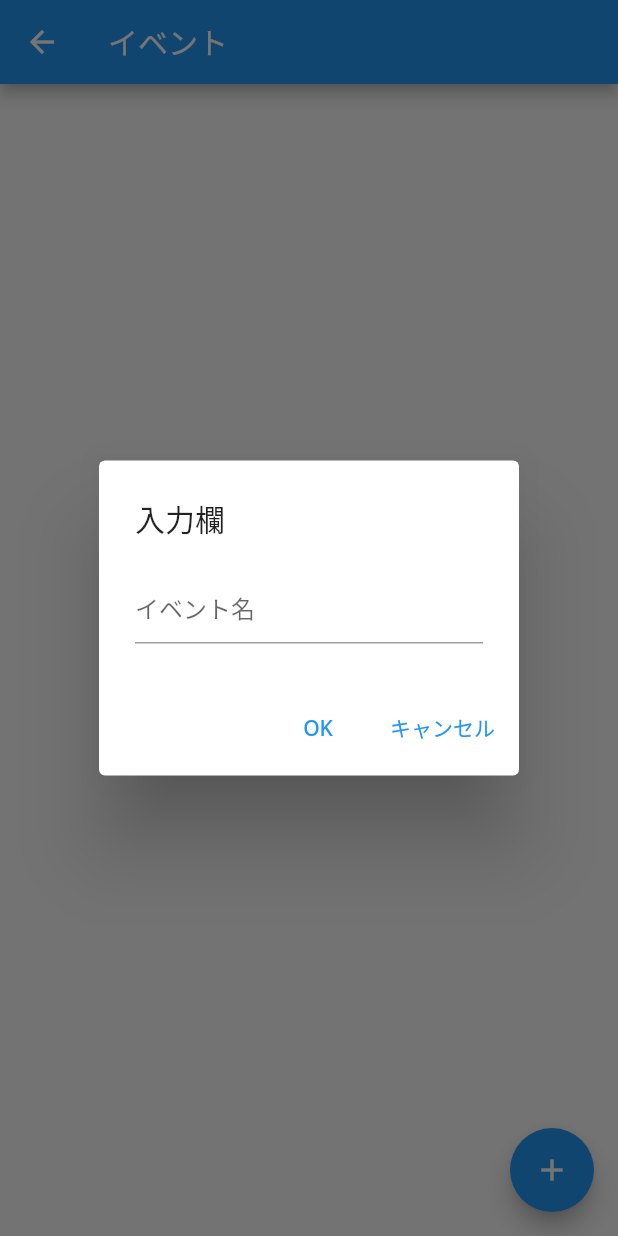
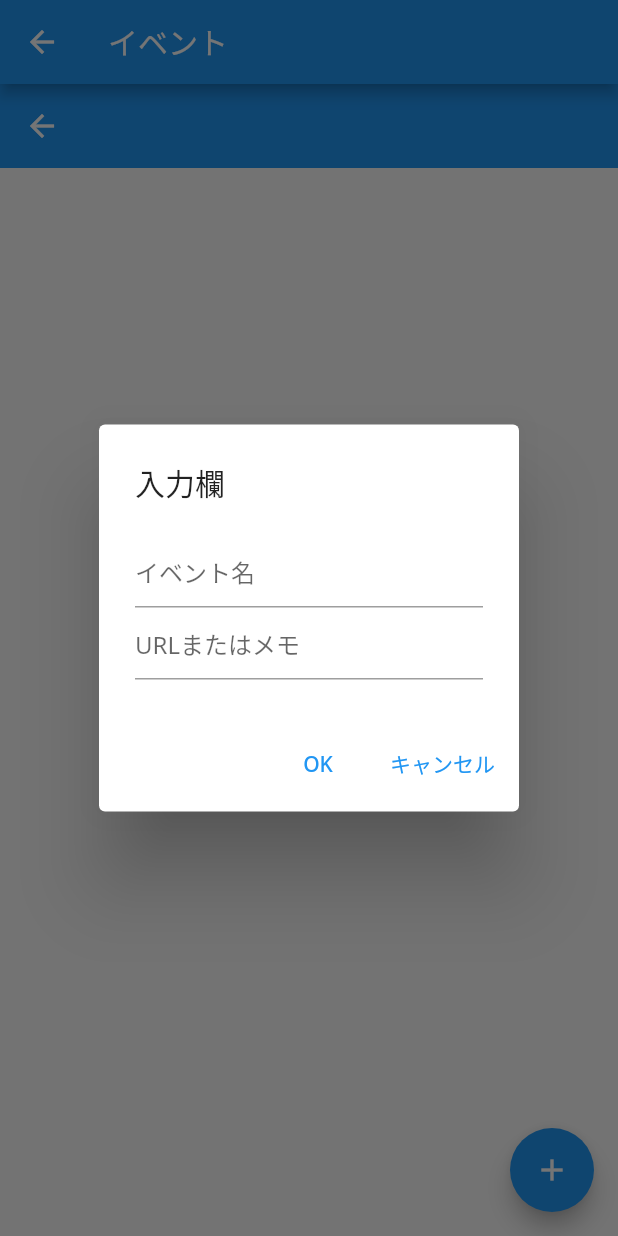
Before and after one commit to MCyabu/event_manage_app, a Flutter app: the EventPlan screen opened directly, after a tap on the "add" icon, on a phone screen of 412 x 824 dp. Run offline on Flutter 3.47's test engine with Material 2 defaults, Android fonts, the phone set to English and light mode, and no system bars; our stand-ins replace flutter_calendar_carousel, google_fonts, webview_flutter.

Commit message:
動画とタイトルの表示

```diff
--- a/event_manage_app_flutter/lib/EventPlan.dart
+++ b/event_manage_app_flutter/lib/EventPlan.dart
@@ -1,7 +1,11 @@
 import 'package:flutter/material.dart';
 import 'package:flutter/cupertino.dart';
 
-import 'package:url_launcher/url_launcher.dart';  //URL起動
+// import 'package:url_launcher/url_launcher.dart';  //URL起動
+
+import 'package:webview_flutter/webview_flutter.dart'; //iframe
+
+import 'dart:io'; //iframe Android
 
 
 class EventPlan extends StatefulWidget {
@@ -16,7 +20,9 @@ class EventPlan extends StatefulWidget {
 
 class _EventPlanState extends State<EventPlan> {
 
-  final _inputTextController = TextEditingController();
+  final _inputTitleController = TextEditingController();
+  final _inputUrlController = TextEditingController();
+  // WebViewController _controller;
 
   String _url; //確認用URL
 
@@ -24,14 +30,14 @@ class _EventPlanState extends State<EventPlan> {
 
   bool result;
 
+  // final flutterWebviewPlugin = new FlutterWebviewPlugin();
+
+
   void initState() {
     _url = '';
+    if (Platform.isAndroid) WebView.platform = SurfaceAndroidWebView();
   }
 
-  //ボタンを押したら、URL起動
-  void _launchURL() async =>{
-    await launch(_url)
-  };
 
   //モーダル表示
   Future<void> _showMyDialog() async {
@@ -45,9 +51,15 @@ class _EventPlanState extends State<EventPlan> {
           child: ListBody(
             children: <Widget>[
               TextField(
-                controller: _inputTextController,
+                controller: _inputTitleController, //タイトルの入力欄
                 decoration: InputDecoration(
                   hintText: "イベント名",
+                ),
+              ),
+              TextField(
+                controller: _inputUrlController, //URLやメモの入力欄
+                decoration: InputDecoration(
+                  hintText: "URLまたはメモ",
                 ),
               ),
             ],
@@ -58,9 +70,11 @@ class _EventPlanState extends State<EventPlan> {
             child: Text('OK'),
             onPressed: () {
               setState(() {
-                  result = new RegExp(r'https?://[a-zA-Z0-9\-%_/=&?.]+').hasMatch(_inputTextController.text); //入力値がURLになっているか確認する
+                  result = new RegExp(r'https?://[a-zA-Z0-9\-%_/=&?.]+').hasMatch(_inputUrlController.text); //入力値がURLになっているか確認する
+                  print(_url);
                   if(result == true){
-                    _url = _inputTextController.text; //URLの場合、_urlに入れる
+                    _url = _inputUrlController.text;
+                     print(_url);
                   }
               });
               Navigator.of(context).pop();
@@ -78,31 +92,53 @@ class _EventPlanState extends State<EventPlan> {
   );
 }
 
+// URL先のリンクとタイトルのリスト
+List<Widget> _eventList(int size, int sliverChildCount) {
+    final widgetList = new List<Widget>();
+    for (int index = 0; index < size; index++)
+      widgetList
+        ..add(SliverAppBar(
+           title: Text(_inputTitleController.text),
+           pinned: true,
+         ))
+        ..add(SliverFixedExtentList(
+          itemExtent: 200.0,
+          delegate:
+              SliverChildBuilderDelegate((BuildContext context, int index) { //contextが中身、indexがひとまとまりの数
+                return
+                ( _url != '') ?
+                  Container(
+                    width: MediaQuery.of(context).size.width * 0.80,
+                    height: MediaQuery.of(context).size.height * 0.50,
+                    child: WebView(
+                      initialUrl: _url,
+                      javascriptMode: JavascriptMode.unrestricted,
+                    ),
+                  )
+                :
+                  Container(
+                  child: Text(_inputUrlController.text),
+                  );
+              }, childCount: sliverChildCount),
+        ));
+   return widgetList;
+}
+
   @override
   Widget build(BuildContext context){
     return Scaffold(
       appBar: AppBar(
         title: Text('イベント')
       ),
-      body: Container(
-        child: Column(
-          children: [
-            (_url == '')
-            ?
-            Text(_inputTextController.text) //URLでない場合
-            :
-            GestureDetector(
-              onTap: _launchURL, //URLの場合
-              child:Text(_url)
-            )
-          ],)
+      body:
+      CustomScrollView(
+          slivers: _eventList(1,1),
       ),
-      // テキスト入力画面をモーダルで出すボタン
-      floatingActionButton: FloatingActionButton(
+        floatingActionButton: FloatingActionButton(
         backgroundColor: Colors.blue,
         onPressed: _showMyDialog,
         child: Icon(Icons.add),
-      ),
+      )
     );
   }
 }
--- a/event_manage_app_flutter/pubspec.yaml
+++ b/event_manage_app_flutter/pubspec.yaml
@@ -42,6 +42,7 @@ dependencies:
     email_validator: ^1.0.6
     flutter_calendar_carousel: ^1.3.16
     cast: any
+    webview_flutter: ^1.0.7
 
 dev_dependencies:
     flutter_test:
```
Also changed, not shown: event_manage_app_flutter/pubspec.lock.
